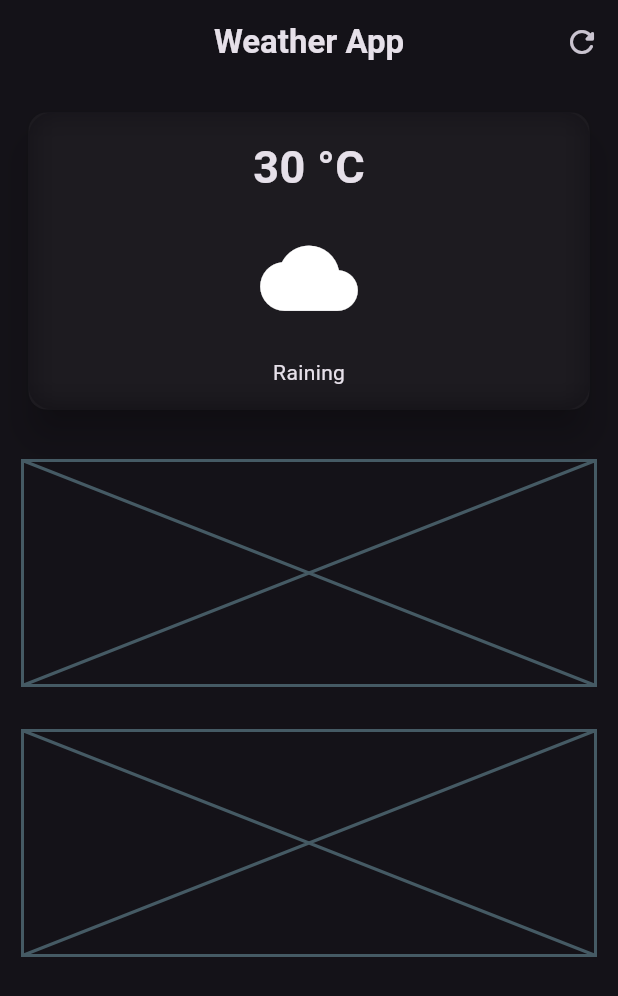
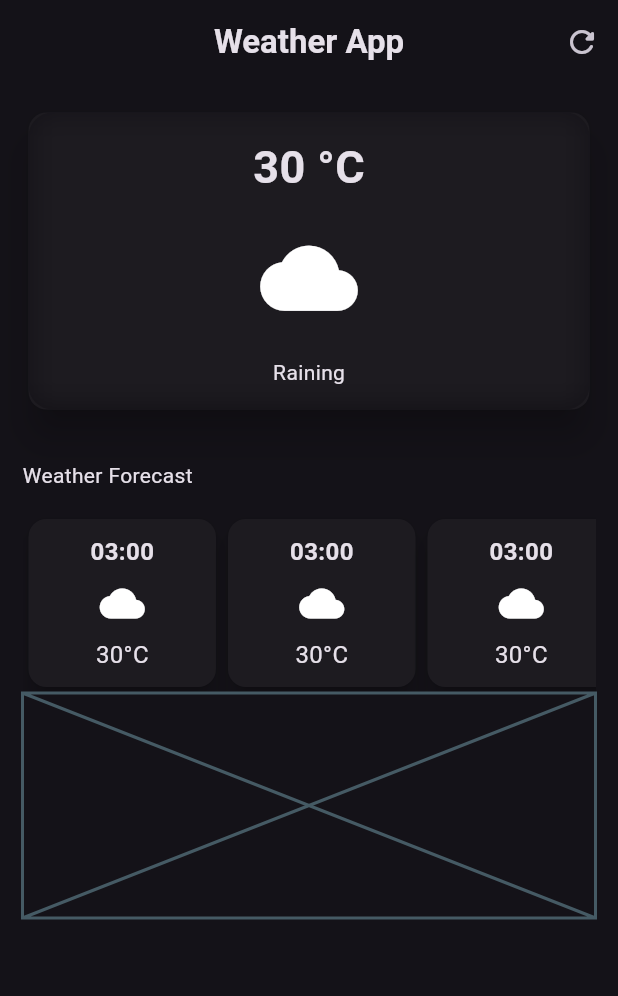
Before and after one commit to Manal-Mukarram/My-Weather-App, a Flutter app: the screen it shows after launch, on a phone screen of 412 x 824 dp. Shown: the top 996 px of the screen. Run offline on Flutter 3.47's test engine with Material 3 defaults, Android fonts, the phone set to English and light mode, and no system bars.

Commit message:
worked on small cards under weather forecast section

```diff
--- a/lib/weather_screen.dart
+++ b/lib/weather_screen.dart
@@ -67,15 +67,27 @@ class WeatherScreen extends StatelessWidget {
                 ),
               ),
             ),
+
             // ***** SMALL CARDS ******
-            const SizedBox(
-              height: 30,
+            Container(
+              padding: const EdgeInsets.fromLTRB(0, 30, 0, 15),
+              alignment: Alignment.bottomLeft,
+              child: const Text('Weather Forecast'),
             ),
-            Placeholder(
-              fallbackHeight: 150,
-            ),
-            SizedBox(
-              height: 30,
+            const SingleChildScrollView(
+              scrollDirection: Axis.horizontal,
+              child: Row(
+                children: [
+                  // ** small cards **
+                  SmallCard(),
+                  SmallCard(),
+                  SmallCard(),
+                  SmallCard(),
+                  SmallCard(),
+                  SmallCard(),
+                  SmallCard(),
+                ],
+              ),
             ),
             // ***** ADDITIONAL INFO *****
             Placeholder(
@@ -87,3 +99,42 @@ class WeatherScreen extends StatelessWidget {
     );
   }
 }
+
+class SmallCard extends StatelessWidget {
+  const SmallCard({super.key});
+
+  @override
+  Widget build(BuildContext context) {
+    return Card(
+      elevation: 6,
+      child: Container(
+        width: 125,
+        padding: const EdgeInsets.all(10),
+        child: const Column(
+          children: [
+            Text(
+              '03:00',
+              style: TextStyle(fontSize: 16, fontWeight: FontWeight.bold),
+            ),
+            SizedBox(
+              height: 8,
+            ),
+            Icon(
+              Icons.cloud,
+              size: 30,
+            ),
+            SizedBox(
+              height: 8,
+            ),
+            Text(
+              '30°C',
+              style: TextStyle(
+                fontSize: 16,
+              ),
+            ),
+          ],
+        ),
+      ),
+    );
+  }
+}
```
